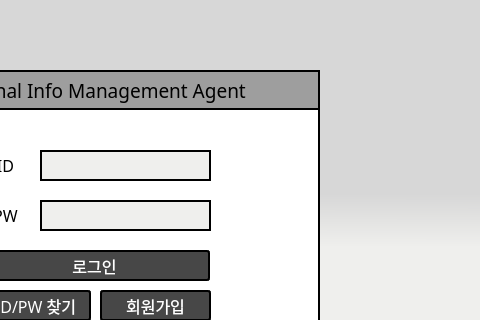
dign1120/graduationProject, file loginGUI.ui: the form before one commit; both pictures show x 300 to 780 and y 0 to 320 of the 780 by 448 pixel window.
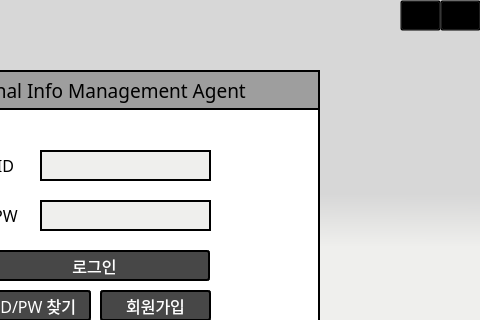
The form after the commit.

Commit message: add trayicon func for background executing system

```diff
--- a/loginGUI.ui
+++ b/loginGUI.ui
@@ -761,6 +761,45 @@
     </property>
    </widget>
   </widget>
+  <widget class="QPushButton" name="runBackgroundBtn">
+   <property name="geometry">
+    <rect>
+     <x>740</x>
+     <y>0</y>
+     <width>41</width>
+     <height>31</height>
+    </rect>
+   </property>
+   <property name="styleSheet">
+    <string notr="true">background-color:transparent</string>
+   </property>
+   <property name="text">
+    <string/>
+   </property>
+  </widget>
+  <widget class="QPushButton" name="minimizeBtn">
+   <property name="geometry">
+    <rect>
+     <x>700</x>
+     <y>0</y>
+     <width>41</width>
+     <height>31</height>
+    </rect>
+   </property>
+   <property name="font">
+    <font>
+     <family>Arial</family>
+     <pointsize>20</pointsize>
+    </font>
+   </property>
+   <property name="styleSheet">
+    <string notr="true">background-color:transparent
+</string>
+   </property>
+   <property name="text">
+    <string/>
+   </property>
+  </widget>
  </widget>
  <resources/>
  <connections/>
```
The commit also changes 11 other files.
